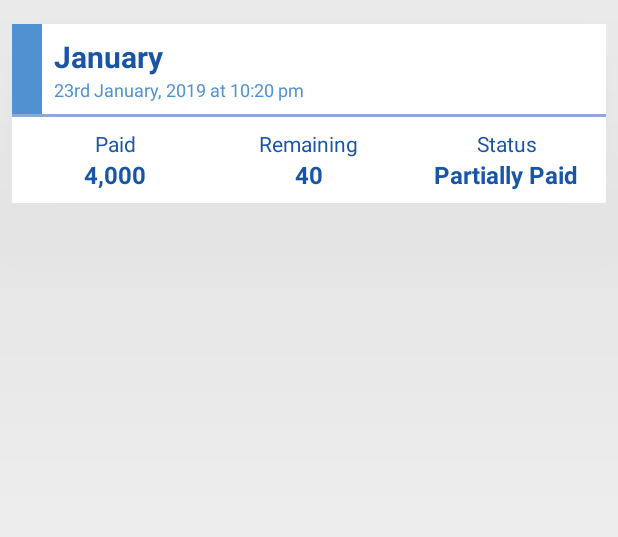
After one commit to mabdullahkhalil/soop, an Android app: the layout payments_card.xml on its own in the app's theme, with its tools: preview values and no code run, on a phone screen of 412 x 824 dp. The commit adds this screen. Shown: the top 537 px of the screen. Run offline under Robolectric (Android 15) with nearby library versions, the phone set to English and light mode, and no system bars; network calls fail; Roboto replaces fonts that are not available here.

Commit message:
Payments designed and implemented

```diff
--- a/app/src/main/res/layout/activity_student_cards.xml
+++ b/app/src/main/res/layout/activity_student_cards.xml
@@ -215,6 +215,7 @@
                 </LinearLayout>
 
                 <LinearLayout
+                    android:id="@+id/paymentsLayout"
                     android:layout_width="fill_parent"
                     android:layout_height="fill_parent"
                     android:layout_weight="1"
@@ -231,12 +232,12 @@
                             android:layout_marginLeft="8dp"
                             android:layout_marginTop="8dp"
                             android:layout_weight="1"
-                            android:src="@drawable/ic_test"/>
+                            android:src="@drawable/ic_teaching"/>
                         <TextView
                             android:layout_width="fill_parent"
                             android:layout_height="fill_parent"
                             android:layout_weight="1"
-                            android:text="Exam Results"
+                            android:text="Payments"
                             android:textSize="18dp"
                             android:textStyle="bold"
                             android:textColor="@color/colorlogo2"
--- /dev/null
+++ b/app/src/main/res/layout/payments_card.xml
@@ -0,0 +1,173 @@
+<?xml version="1.0" encoding="utf-8"?>
+<LinearLayout xmlns:android="http://schemas.android.com/apk/res/android"
+    xmlns:tools="http://schemas.android.com/tools"
+    android:layout_width="match_parent"
+    android:layout_height="wrap_content"
+    android:elevation="305dp"
+    android:orientation="vertical"
+    android:layout_marginTop="16dp"
+    android:layout_marginBottom="16dp"
+    android:layout_marginLeft="8dp"
+    android:layout_marginRight="8dp"
+    android:background="@android:color/white"
+    android:id="@+id/cardQuiz">
+
+
+    <LinearLayout
+        android:layout_width="match_parent"
+        android:layout_height="wrap_content"
+        android:orientation="horizontal">
+
+        <LinearLayout
+            android:id="@+id/eventSideBar"
+            android:layout_width="20dp"
+            android:orientation="horizontal"
+            android:background="@color/colorlogo4"
+            android:layout_height="match_parent" />
+
+        <LinearLayout
+            android:layout_width="wrap_content"
+            android:layout_height="wrap_content"
+            android:layout_marginTop="8dp"
+            android:layout_marginLeft="8dp"
+            android:layout_marginBottom="8dp"
+            android:orientation="vertical">
+
+            <TextView
+                android:id="@+id/paymentsMonth"
+                android:layout_width="wrap_content"
+                android:layout_height="wrap_content"
+                android:text="January"
+                android:textStyle="bold"
+                android:textColor="@color/colorlogo3"
+                android:textSize="20sp" />
+
+            <TextView
+                android:id="@+id/paymentsDate"
+                android:layout_width="wrap_content"
+                android:layout_height="wrap_content"
+                android:text="23rd January, 2019 at 10:20 pm"
+                android:textColor="@color/colorlogo4"
+                android:textSize="12sp" />
+
+        </LinearLayout>
+
+
+    </LinearLayout>
+
+    <View
+        android:layout_width="match_parent"
+        android:layout_height="2dp"
+        android:alpha=".5"
+        android:background="@color/colorlogo3" />
+
+    <LinearLayout
+        android:layout_width="match_parent"
+        android:layout_height="wrap_content"
+        android:gravity="center"
+        android:layout_marginTop="8dp"
+        android:background="@android:color/white"
+        android:layout_marginBottom="8dp"
+        android:orientation="horizontal">
+
+        <LinearLayout
+            android:layout_width="match_parent"
+            android:layout_height="wrap_content"
+            android:layout_weight="1"
+            android:background="@android:color/white"
+            android:layout_marginLeft="6dp"
+            android:layout_gravity="center_vertical"
+            android:orientation="vertical">
+
+            <TextView
+                android:layout_width="wrap_content"
+                android:layout_height="wrap_content"
+                android:layout_gravity="center"
+                android:text="Paid"
+                android:textColor="@color/colorlogo3"
+                android:textSize="14sp" />
+
+
+            <TextView
+                android:id="@+id/paymentsPaid"
+                android:layout_width="wrap_content"
+                android:layout_height="wrap_content"
+                android:layout_gravity="center"
+                android:text="4,000"
+                android:textColor="@color/colorlogo3"
+                android:textSize="16sp"
+                android:textStyle="bold" />
+
+        </LinearLayout>
+
+
+        <LinearLayout
+            android:layout_width="match_parent"
+            android:layout_height="wrap_content"
+            android:layout_weight="1"
+            android:layout_marginRight="8dp"
+            android:background="@android:color/white"
+            android:layout_gravity="center"
+            android:layout_marginLeft="8dp"
+            android:orientation="vertical">
+            <TextView
+                android:layout_width="wrap_content"
+                android:layout_height="wrap_content"
+                android:layout_gravity="center"
+                android:text="Remaining"
+                android:textColor="@color/colorlogo3"
+                android:textSize="14sp" />
+
+
+            <TextView
+                android:id="@+id/paymentsRemaining"
+                android:layout_width="wrap_content"
+                android:layout_height="wrap_content"
+                android:layout_gravity="center"
+                android:text="40"
+                android:textColor="@color/colorlogo3"
+                android:textSize="16sp"
+                android:textStyle="bold" />
+
+        </LinearLayout>
+
+
+        <LinearLayout
+            android:layout_width="match_parent"
+            android:layout_height="wrap_content"
+            android:layout_weight="1"
+            android:layout_marginRight="8dp"
+            android:background="@android:color/white"
+            android:layout_gravity="center"
+            android:layout_marginLeft="8dp"
+            android:orientation="vertical">
+            <TextView
+                android:layout_width="wrap_content"
+                android:layout_height="wrap_content"
+                android:layout_gravity="center"
+                android:text="Status"
+                android:textColor="@color/colorlogo3"
+                android:textSize="14sp" />
+
+
+            <TextView
+                android:id="@+id/paymentsStatus"
+                android:layout_width="wrap_content"
+                android:layout_height="wrap_content"
+                android:layout_gravity="center"
+                android:text="Partially Paid"
+                android:textColor="@color/colorlogo3"
+                android:textSize="16sp"
+                android:textStyle="bold" />
+
+        </LinearLayout>
+
+
+
+    </LinearLayout>
+
+
+
+
+
+</LinearLayout>
```
Also changed, not shown: app/src/main/AndroidManifest.xml (+5 -2 lines), app/src/main/java/com/something/mabdullahk/soop/payments/paymentsActivity.java (added, +148 -0 lines), app/src/main/java/com/something/mabdullahk/soop/payments/paymentsCardAdapter.java (added, +75 -0 lines), app/src/main/java/com/something/mabdullahk/soop/payments/paymentsClass.java (added, +58 -0 lines), app/src/main/java/com/something/mabdullahk/soop/students/studentCards.java (+12 -0 lines), app/src/main/res/drawable/ic_teaching.xml (added, +15 -0 lines), app/src/main/res/layout/activity_payments.xml (added, +32 -0 lines).
